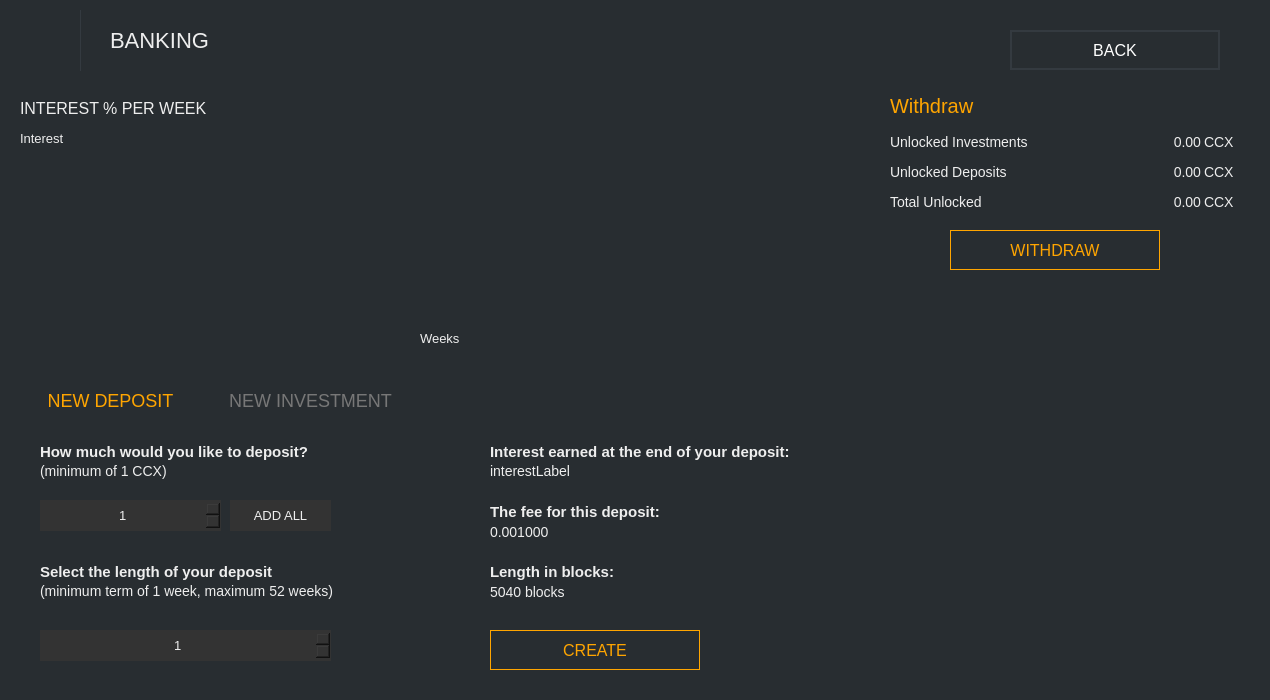
Before: the Qt Designer form src/gui/ui/depositsframe.ui in ConcealNetwork/conceal-desktop, drawn with Qt 5.
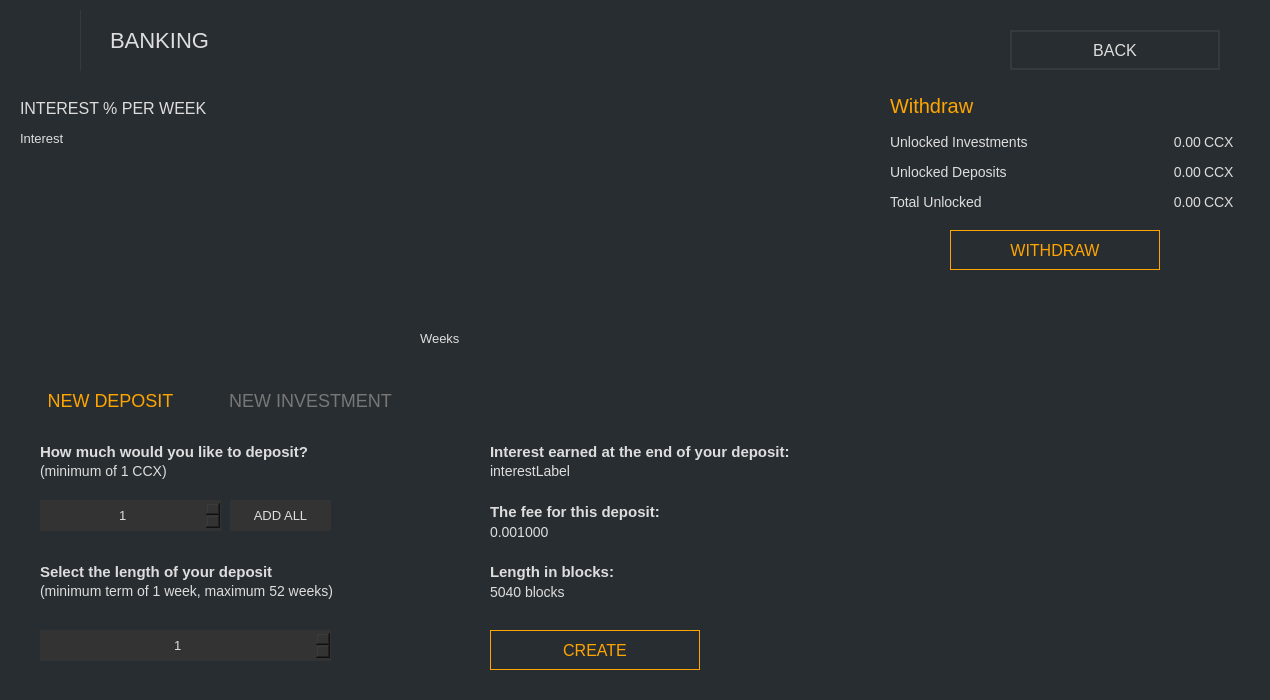
After: the same form once the commit is applied. Icons and pictures are not drawn.

```diff
--- a/src/gui/ui/depositsframe.ui
+++ b/src/gui/ui/depositsframe.ui
@@ -26,7 +26,7 @@
    <string>Frame</string>
   </property>
   <property name="styleSheet">
-   <string notr="true">border: 0px; color: #eee;</string>
+   <string notr="true">border: 0px; color: #ddd;</string>
   </property>
   <property name="frameShape">
    <enum>QFrame::NoFrame</enum>
@@ -164,7 +164,7 @@
        </font>
       </property>
       <property name="styleSheet">
-       <string notr="true">color: white; border: 2px solid #343a40; font-size: 16px;</string>
+       <string notr="true">color: #ddd; border: 2px solid #343a40; font-size: 16px;</string>
       </property>
       <property name="text">
        <string>BACK</string>
@@ -185,7 +185,7 @@
        </font>
       </property>
       <property name="styleSheet">
-       <string notr="true">color: #eee; 
+       <string notr="true">color: #ddd; 
 font-size: 22px;</string>
       </property>
       <property name="text">
@@ -251,7 +251,7 @@
         </font>
        </property>
        <property name="styleSheet">
-        <string notr="true">color: #eee; font-size: 15px; font-weight: bold;</string>
+        <string notr="true">color: #ddd; font-size: 15px; font-weight: bold;</string>
        </property>
        <property name="text">
         <string>Select the length of your deposit</string>
@@ -277,7 +277,7 @@
         </font>
        </property>
        <property name="styleSheet">
-        <string notr="true">color: #eee; font-size: 15px; font-weight: bold;</string>
+        <string notr="true">color: #ddd; font-size: 15px; font-weight: bold;</string>
        </property>
        <property name="text">
         <string>The fee for this deposit:</string>
@@ -298,7 +298,7 @@
         </font>
        </property>
        <property name="styleSheet">
-        <string notr="true">color: #eee; background-color: #333;  font-size: 13px;</string>
+        <string notr="true">color: #ddd; background-color: #333;  font-size: 13px;</string>
        </property>
        <property name="alignment">
         <set>Qt::AlignCenter</set>
@@ -327,7 +327,7 @@
         </font>
        </property>
        <property name="styleSheet">
-        <string notr="true">color: #eee; font-size: 15px; font-weight: bold;</string>
+        <string notr="true">color: #ddd; font-size: 15px; font-weight: bold;</string>
        </property>
        <property name="text">
         <string>How much would you like to deposit?</string>
@@ -351,7 +351,7 @@
         </font>
        </property>
        <property name="styleSheet">
-        <string notr="true">color: #eee; font-size: 14px;</string>
+        <string notr="true">color: #ddd; font-size: 14px;</string>
        </property>
        <property name="text">
         <string>5040 blocks</string>
@@ -377,7 +377,7 @@
         </font>
        </property>
        <property name="styleSheet">
-        <string notr="true">color: #eee; font-size: 15px; font-weight: bold;</string>
+        <string notr="true">color: #ddd; font-size: 15px; font-weight: bold;</string>
        </property>
        <property name="text">
         <string>Interest earned at the end of your deposit:</string>
@@ -401,7 +401,7 @@
         </font>
        </property>
        <property name="styleSheet">
-        <string notr="true">color: #eee; background-color: #333;  font-size: 13px;</string>
+        <string notr="true">color: #ddd; background-color: #333;  font-size: 13px;</string>
        </property>
        <property name="alignment">
         <set>Qt::AlignCenter</set>
@@ -437,7 +437,7 @@
         </font>
        </property>
        <property name="styleSheet">
-        <string notr="true">color: #eee; font-size: 14px;</string>
+        <string notr="true">color: #ddd; font-size: 14px;</string>
        </property>
        <property name="text">
         <string>0.001000</string>
@@ -461,7 +461,7 @@
         </font>
        </property>
        <property name="styleSheet">
-        <string notr="true">color: #eee; font-size: 14px;</string>
+        <string notr="true">color: #ddd; font-size: 14px;</string>
        </property>
        <property name="text">
         <string>interestLabel</string>
@@ -485,7 +485,7 @@
         </font>
        </property>
        <property name="styleSheet">
-        <string notr="true">color: #eee; font-size: 14px;</string>
+        <string notr="true">color: #ddd; font-size: 14px;</string>
        </property>
        <property name="text">
         <string>(minimum of 1 CCX)</string>
@@ -509,7 +509,7 @@
         </font>
        </property>
        <property name="styleSheet">
-        <string notr="true">color: #eee; font-size: 14px;</string>
+        <string notr="true">color: #ddd; font-size: 14px;</string>
        </property>
        <property name="text">
         <string>(minimum term of 1 week, maximum 52 weeks)</string>
@@ -535,7 +535,7 @@
         </font>
        </property>
        <property name="styleSheet">
-        <string notr="true">color: #eee; font-size: 15px; font-weight: bold;</string>
+        <string notr="true">color: #ddd; font-size: 15px; font-weight: bold;</string>
        </property>
        <property name="text">
         <string>Length in blocks:</string>
@@ -556,7 +556,7 @@
         </font>
        </property>
        <property name="styleSheet">
-        <string notr="true">color: #eee; background-color: #333;  font-size: 13px;</string>
+        <string notr="true">color: #ddd; background-color: #333;  font-size: 13px;</string>
        </property>
        <property name="text">
         <string>ADD ALL</string>
@@ -593,7 +593,7 @@
         </font>
        </property>
        <property name="styleSheet">
-        <string notr="true">color: #eee; font-size: 14px;</string>
+        <string notr="true">color: #ddd; font-size: 14px;</string>
        </property>
        <property name="text">
         <string>Unlocked Investments</string>
@@ -614,7 +614,7 @@
         </font>
        </property>
        <property name="styleSheet">
-        <string notr="true">color: #eee; font-size: 14px;</string>
+        <string notr="true">color: #ddd; font-size: 14px;</string>
        </property>
        <property name="text">
         <string notr="true">0.00</string>
@@ -638,7 +638,7 @@
         </font>
        </property>
        <property name="styleSheet">
-        <string notr="true">color: #eee; font-size: 14px;</string>
+        <string notr="true">color: #ddd; font-size: 14px;</string>
        </property>
        <property name="text">
         <string notr="true">CCX</string>
@@ -659,7 +659,7 @@
         </font>
        </property>
        <property name="styleSheet">
-        <string notr="true">color: #eee; font-size: 14px;</string>
+        <string notr="true">color: #ddd; font-size: 14px;</string>
        </property>
        <property name="text">
         <string notr="true">CCX</string>
@@ -680,7 +680,7 @@
         </font>
        </property>
        <property name="styleSheet">
-        <string notr="true">color: #eee; font-size: 14px;</string>
+        <string notr="true">color: #ddd; font-size: 14px;</string>
        </property>
        <property name="text">
         <string notr="true">0.00</string>
@@ -752,7 +752,7 @@
         </font>
        </property>
        <property name="styleSheet">
-        <string notr="true">color: #eee; font-size: 14px;</string>
+        <string notr="true">color: #ddd; font-size: 14px;</string>
        </property>
        <property name="text">
         <string>Unlocked Deposits</string>
@@ -773,7 +773,7 @@
         </font>
        </property>
        <property name="styleSheet">
-        <string notr="true">color: #eee; font-size: 14px;</string>
+        <string notr="true">color: #ddd; font-size: 14px;</string>
        </property>
        <property name="text">
         <string>Total Unlocked</string>
@@ -794,7 +794,7 @@
         </font>
        </property>
        <property name="styleSheet">
-        <string notr="true">color: #eee; font-size: 14px;</string>
+        <string notr="true">color: #ddd; font-size: 14px;</string>
        </property>
        <property name="text">
         <string notr="true">0.00</string>
@@ -818,7 +818,7 @@
         </font>
        </property>
        <property name="styleSheet">
-        <string notr="true">color: #eee; font-size: 14px;</string>
+        <string notr="true">color: #ddd; font-size: 14px;</string>
        </property>
        <property name="text">
         <string notr="true">CCX</string>
@@ -900,7 +900,7 @@
         </font>
        </property>
        <property name="styleSheet">
-        <string notr="true">color: #eee; font-size: 16px;</string>
+        <string notr="true">color: #ddd; font-size: 16px;</string>
        </property>
        <property name="text">
         <string>INTEREST % PER WEEK</string>
@@ -921,7 +921,7 @@
         </font>
        </property>
        <property name="styleSheet">
-        <string notr="true">color: #eee; font-size: 13px;</string>
+        <string notr="true">color: #ddd; font-size: 13px;</string>
        </property>
        <property name="text">
         <string>Weeks</string>
@@ -964,7 +964,7 @@
         </font>
        </property>
        <property name="styleSheet">
-        <string notr="true">color: #eee; font-size: 13px;</string>
+        <string notr="true">color: #ddd; font-size: 13px;</string>
        </property>
        <property name="text">
         <string>Interest</string>
@@ -1072,7 +1072,7 @@
         </font>
        </property>
        <property name="styleSheet">
-        <string notr="true">color: #eee; font-size: 15px; font-weight: bold;</string>
+        <string notr="true">color: #ddd; font-size: 15px; font-weight: bold;</string>
        </property>
        <property name="text">
         <string>Select the length of your investment</string>
@@ -1098,7 +1098,7 @@
         </font>
        </property>
        <property name="styleSheet">
-        <string notr="true">color: #eee; font-size: 15px; font-weight: bold;</string>
+        <string notr="true">color: #ddd; font-size: 15px; font-weight: bold;</string>
        </property>
        <property name="text">
         <string>Fee</string>
@@ -1119,7 +1119,7 @@
         </font>
        </property>
        <property name="styleSheet">
-        <string notr="true">color: #eee; background-color: #333;  font-size: 13px;</string>
+        <string notr="true">color: #ddd; background-color: #333;  font-size: 13px;</string>
        </property>
        <property name="alignment">
         <set>Qt::AlignCenter</set>
@@ -1151,7 +1151,7 @@
         </font>
        </property>
        <property name="styleSheet">
-        <string notr="true">color: #eee; font-size: 15px; font-weight: bold;</string>
+        <string notr="true">color: #ddd; font-size: 15px; font-weight: bold;</string>
        </property>
        <property name="text">
         <string>How much would you like to invest?</string>
@@ -1175,7 +1175,7 @@
         </font>
        </property>
        <property name="styleSheet">
-        <string notr="true">color: #eee; font-size: 14px; </string>
+        <string notr="true">color: #ddd; font-size: 14px; </string>
        </property>
        <property name="text">
         <string>68400 blocks</string>
@@ -1201,7 +1201,7 @@
         </font>
        </property>
        <property name="styleSheet">
-        <string notr="true">color: #eee; font-size: 15px; font-weight: bold;</string>
+        <string notr="true">color: #ddd; font-size: 15px; font-weight: bold;</string>
        </property>
        <property name="text">
         <string>Interest earned at the end of your deposit:</string>
@@ -1225,7 +1225,7 @@
         </font>
        </property>
        <property name="styleSheet">
-        <string notr="true">color: #eee; background-color: #333;  font-size: 13px;</string>
+        <string notr="true">color: #ddd; background-color: #333;  font-size: 13px;</string>
        </property>
        <property name="alignment">
         <set>Qt::AlignCenter</set>
@@ -1267,7 +1267,7 @@
         </font>
        </property>
        <property name="styleSheet">
-        <string notr="true">color: #eee; font-size: 14px; </string>
+        <string notr="true">color: #ddd; font-size: 14px; </string>
        </property>
        <property name="text">
         <string>0.001000</string>
@@ -1291,7 +1291,7 @@
         </font>
        </property>
        <property name="styleSheet">
-        <string notr="true">color: #eee; font-size: 14px; </string>
+        <string notr="true">color: #ddd; font-size: 14px; </string>
        </property>
        <property name="text">
         <string>investmentInterest</string>
@@ -1315,7 +1315,7 @@
         </font>
        </property>
        <property name="styleSheet">
-        <string notr="true">color: #eee; font-size: 14px; </string>
+        <string notr="true">color: #ddd; font-size: 14px; </string>
        </property>
        <property name="text">
         <string>(minimum of 50,000 CCX)</string>
@@ -1339,7 +1339,7 @@
         </font>
        </property>
        <property name="styleSheet">
-        <string notr="true">color: #eee; font-size: 14px; </string>
+        <string notr="true">color: #ddd; font-size: 14px; </string>
        </property>
        <property name="text">
         <string>(minimum term of 1 quarter, maximum 20 quarters)</string>
@@ -1365,7 +1365,7 @@
         </font>
        </property>
        <property name="styleSheet">
-        <string notr="true">color: #eee; font-size: 15px; font-weight: bold;</string>
+        <string notr="true">color: #ddd; font-size: 15px; font-weight: bold;</string>
        </property>
        <property name="text">
         <string>Length in blocks:</string>
```
Left out of the diff: 6 changed lines with no effect on the pictures.
